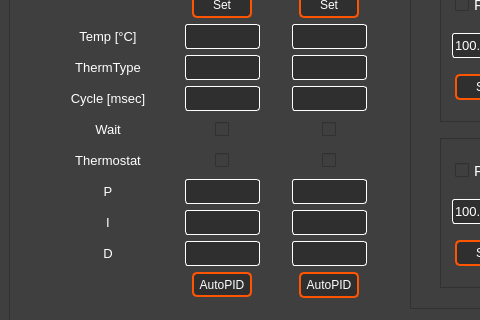
Before: the Qt Designer form Docs/QtDesigner/mainwindow_design.ui in PanagiotisMenounos/3DHex, drawn with Qt 5; both pictures show x 0 to 480 and y 196 to 516 of the 1133 by 636 pixel window.
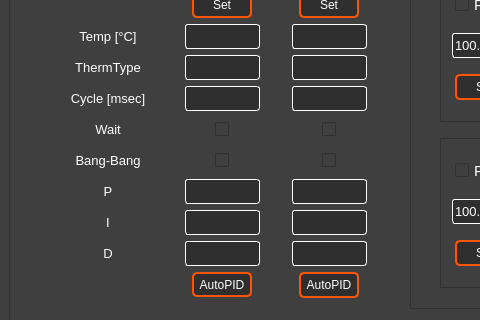
After: the same form once the commit is applied. The open tabs and pages were chosen to show the change.

```diff
--- a/Docs/QtDesigner/mainwindow_design.ui
+++ b/Docs/QtDesigner/mainwindow_design.ui
@@ -3603,7 +3603,7 @@
                  </font>
                 </property>
                 <property name="text">
-                 <string>Thermostat</string>
+                 <string>Bang-Bang</string>
                 </property>
                 <property name="alignment">
                  <set>Qt::AlignCenter</set>
```
Left out of the diff: 2 changed lines with no effect on the pictures.
